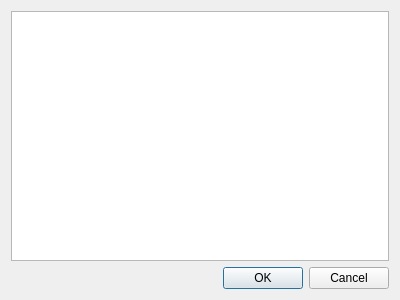
This is scwx-qt/source/scwx/qt/ui/radar_site_dialog.ui in dpaulat/supercell-wx as Qt 5 draws it before an edit. The edited form follows.
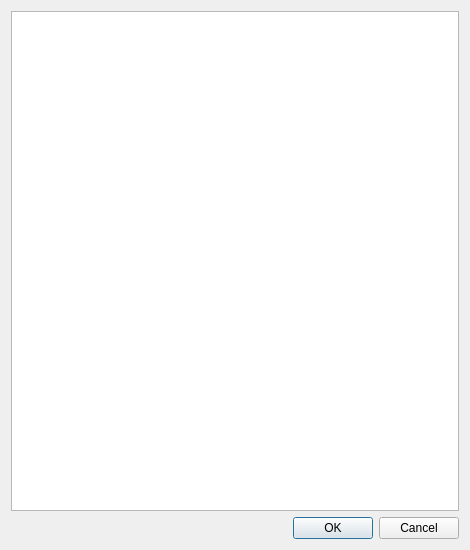
This is the edited form.

Commit message: Replace radar site table view with tree view

What changed in the file:
```diff
--- a/scwx-qt/source/scwx/qt/ui/radar_site_dialog.ui
+++ b/scwx-qt/source/scwx/qt/ui/radar_site_dialog.ui
@@ -6,8 +6,8 @@
    <rect>
     <x>0</x>
     <y>0</y>
-    <width>400</width>
-    <height>300</height>
+    <width>470</width>
+    <height>550</height>
    </rect>
   </property>
   <property name="windowTitle">
@@ -15,7 +15,11 @@
   </property>
   <layout class="QVBoxLayout" name="verticalLayout">
    <item>
-    <widget class="QTableView" name="radarSiteView"/>
+    <widget class="QTreeView" name="radarSiteView">
+     <property name="indentation">
+      <number>0</number>
+     </property>
+    </widget>
    </item>
    <item>
     <widget class="QDialogButtonBox" name="buttonBox">
```
The commit also changes 1 other file.
